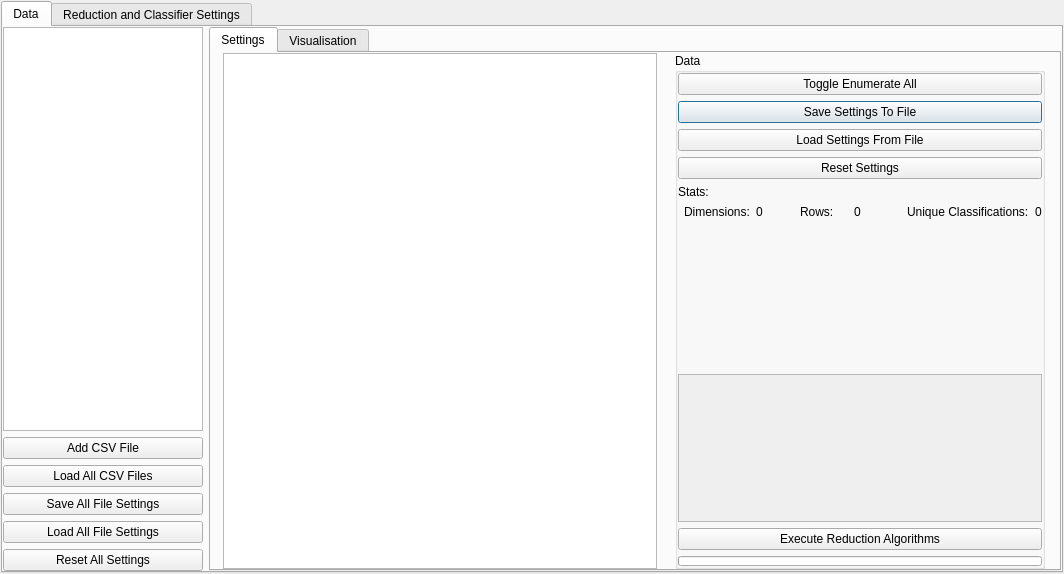
Qt form menu.ui (HaydnG/dimensionality-reduction-ui) before a commit.
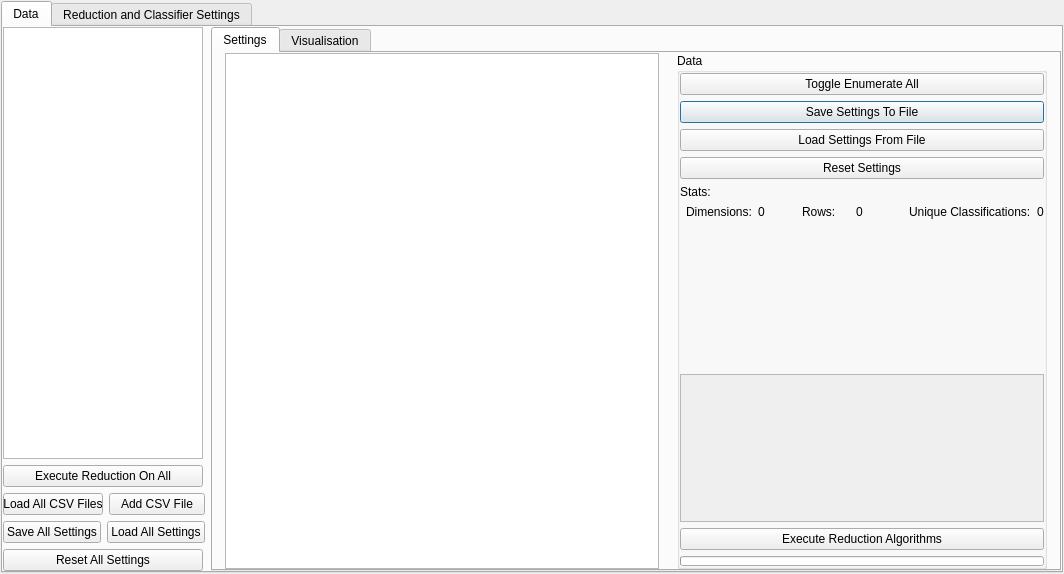
The same form after that commit.

Diff of the .ui file:
```diff
--- a/menu.ui
+++ b/menu.ui
@@ -322,7 +322,7 @@
         </widget>
        </item>
        <item row="0" column="0">
-        <layout class="QVBoxLayout" name="verticalLayout" stretch="0,0,0,0,0,0">
+        <layout class="QVBoxLayout" name="verticalLayout" stretch="0,0,0,0,0">
          <item>
           <widget class="QListWidget" name="listWidget">
            <property name="minimumSize">
@@ -340,7 +340,7 @@
           </widget>
          </item>
          <item>
-          <widget class="QPushButton" name="uploadButton">
+          <widget class="QPushButton" name="executeAllButton">
            <property name="maximumSize">
             <size>
              <width>200</width>
@@ -348,15 +348,17 @@
             </size>
            </property>
            <property name="text">
-            <string>Add CSV File</string>
+            <string>Execute Reduction On All</string>
            </property>
           </widget>
          </item>
+         <item>
+          <layout class="QHBoxLayout" name="horizontalLayout_3">
          <item>
           <widget class="QPushButton" name="loadAllFiles">
            <property name="maximumSize">
             <size>
-             <width>200</width>
+               <width>100</width>
              <height>16777215</height>
             </size>
            </property>
@@ -366,15 +368,32 @@
           </widget>
          </item>
          <item>
+            <widget class="QPushButton" name="uploadButton">
+             <property name="maximumSize">
+              <size>
+               <width>100</width>
+               <height>16777215</height>
+              </size>
+             </property>
+             <property name="text">
+              <string>Add CSV File</string>
+             </property>
+            </widget>
+           </item>
+          </layout>
+         </item>
+         <item>
+          <layout class="QHBoxLayout" name="horizontalLayout_2">
+           <item>
           <widget class="QPushButton" name="saveAllSettings">
            <property name="maximumSize">
             <size>
-             <width>200</width>
+               <width>100</width>
              <height>16777215</height>
             </size>
            </property>
            <property name="text">
-            <string>Save All File Settings</string>
+              <string>Save All Settings</string>
            </property>
           </widget>
          </item>
@@ -382,14 +401,16 @@
           <widget class="QPushButton" name="loadAllSettings">
            <property name="maximumSize">
             <size>
-             <width>200</width>
+               <width>100</width>
              <height>16777215</height>
             </size>
            </property>
            <property name="text">
-            <string>Load All File Settings</string>
-           </property>
-          </widget>
+              <string>Load All Settings</string>
+             </property>
+            </widget>
+           </item>
+          </layout>
          </item>
          <item>
           <widget class="QPushButton" name="resetAllSettings">
```
Left out of the diff: 40 changed lines with no effect on the pictures. Lines whose indentation alone changed are shown as unchanged.
